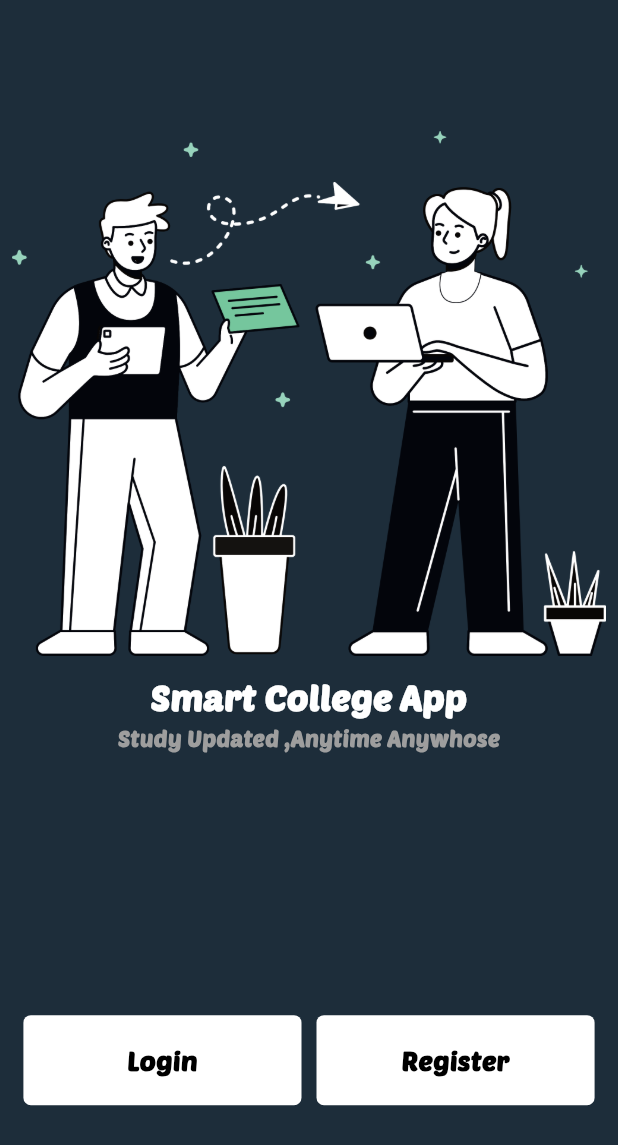
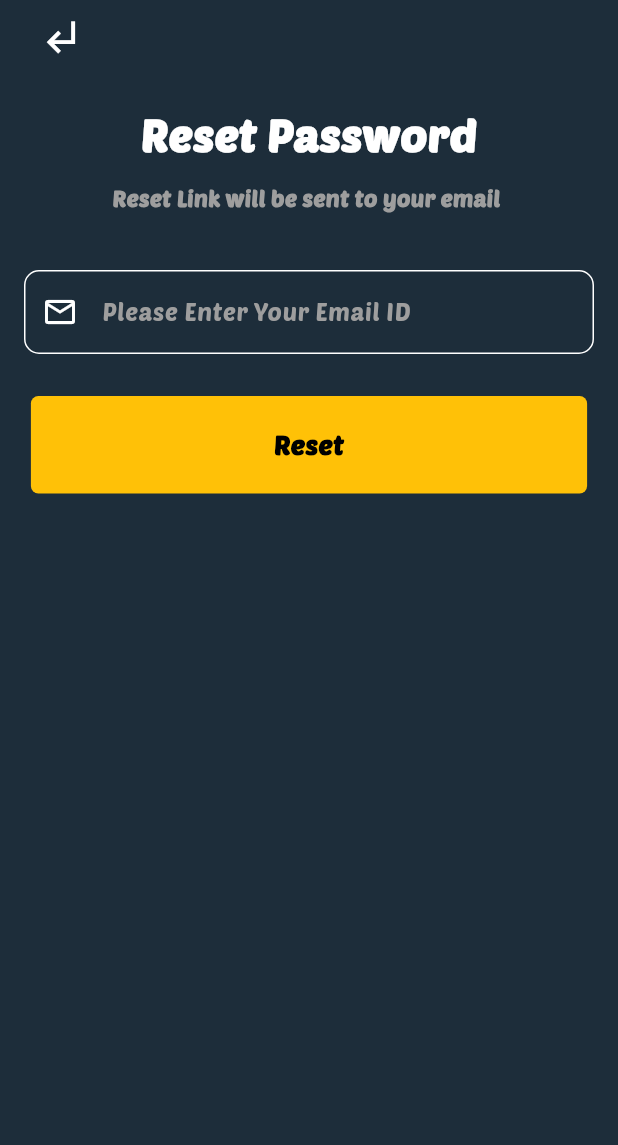
Before and after one commit to a7med-offical/smart_college_app, a Flutter app: the screen it shows after launch, on a phone screen of 412 x 824 dp. Shown: the top 1145 px of the screen. Run offline on Flutter 3.47's test engine with Material 3 defaults, Android fonts, the phone set to English and light mode, and no system bars.

Commit message:
regitser ,login, rest pass ==> finsh

```diff
--- a/lib/core/utils/Style.dart
+++ b/lib/core/utils/Style.dart
@@ -10,12 +10,20 @@ class Style {
   );
 
    static const font24 = TextStyle(
-    fontSize: 24,
+    fontSize: 28,
     fontWeight: FontWeight.bold,
     color: Colors.white,
     fontFamily: 'PoetsenOne-Regular',
 
   );
+   static const font28 = TextStyle(
+    fontSize: 30,
+    fontWeight: FontWeight.bold,
+    color: Colors.white,
+    fontFamily: 'PoetsenOne-Regular',
+
+  );
+
 
    static const font15 = TextStyle(
     fontSize: 15,
--- /dev/null
+++ b/lib/features/Auth/persenation/view/reset_pass.dart
@@ -0,0 +1,15 @@
+
+import 'package:flutter/material.dart';
+
+import 'widget/reset_password_body.dart';
+
+class ResetPassword extends StatelessWidget {
+  const ResetPassword({super.key});
+
+  @override
+  Widget build(BuildContext context) {
+    return Scaffold(
+      body: ResetPasswordBody(),
+    );
+  }
+}
--- a/lib/features/Auth/persenation/view/widget/Button_landing_widget.dart
+++ b/lib/features/Auth/persenation/view/widget/Button_landing_widget.dart
@@ -2,22 +2,25 @@ import 'package:flutter/material.dart';
 import 'package:smart_college_app/core/utils/Style.dart';
 
 class ClickedButton extends StatelessWidget {
-  const ClickedButton({
-    super.key,
-    required this.text
-  });
+  const ClickedButton({super.key, required this.text,required this.color, required this.height, required this.width});
 
- final String text;
+  final String text;
+  final Color color;
+  final double height;
+  final double width;
 
   @override
   Widget build(BuildContext context) {
     return Container(
-      height: 60,
-      width: MediaQuery.of(context).size.width * 0.45,
-      child:  Center(child: Text(text,style: Style.font18,)),
+      height: height,
+      width:width,
+      child: Center(
+          child: Text(
+        text,
+        style: Style.font18,
+      )),
       decoration: BoxDecoration(
-          borderRadius: BorderRadius.circular(5),
-          color: Colors.white),
+          borderRadius: BorderRadius.circular(5), color: color),
     );
   }
 }
--- /dev/null
+++ b/lib/features/Auth/persenation/view/widget/reset_password_body.dart
@@ -0,0 +1,47 @@
+import 'package:flutter/material.dart';
+
+import '../../../../../core/utils/Style.dart';
+import 'Button_landing_widget.dart';
+import 'text_field_widget.dart';
+
+class ResetPasswordBody extends StatelessWidget {
+  const ResetPasswordBody({super.key});
+
+  @override
+  Widget build(BuildContext context) {
+    return Padding(
+      padding: const EdgeInsets.symmetric(horizontal: 16),
+      child: Column(
+        children: [
+          const Align(
+            alignment: Alignment.bottomLeft,
+            child: IconButton(
+                onPressed: null,
+                icon: Icon(Icons.subdirectory_arrow_left_outlined,
+                    color: Colors.white, size: 30)),
+          ),
+          const SizedBox(
+            height: 20,
+          ),
+          const Text('Reset Password', style: Style.font28),
+          const SizedBox(height: 10),
+          const Text('Reset Link will be sent to your email ',
+              style: Style.font15),
+          const SizedBox(height: 30),
+          TextFieldWidget(
+            hint: 'Please Enter Your Email ID',
+            prefix: Icons.email_outlined,
+          ),
+          const SizedBox(height: 20),
+          ClickedButton(
+            text: 'Reset',
+            color: Colors.amber,
+            height: 65,
+            width: MediaQuery.of(context).size.width * 0.9,
+          ),
+          const SizedBox(height: 10),
+        ],
+      ),
+    );
+  }
+}
--- /dev/null
+++ b/lib/features/Auth/persenation/view/widget/text_field_widget.dart
@@ -0,0 +1,63 @@
+
+import 'package:flutter/material.dart';
+
+class TextFieldWidget extends StatelessWidget {
+  TextFieldWidget({
+    super.key,
+    this.hint,
+    this.prefix,
+    this.suffix,
+    this.onChanged
+
+  });
+
+  IconData? suffix;
+  IconData? prefix;
+  String? hint;
+  Function(String)? onChanged;
+  @override
+  Widget build(BuildContext context) {
+    return Padding(
+      padding: const EdgeInsets.symmetric(vertical: 8.0),
+      child: TextFormField(
+
+        cursorHeight: 100,
+        validator: (value) {
+          if (value!.isEmpty){
+        return 'field is required';
+          }
+        },
+        onChanged:onChanged ,
+        decoration: InputDecoration(
+            suffixIcon: Padding(
+              padding: const EdgeInsets.only(right:8.0),
+              child: Icon(suffix,color: Colors.white,),
+            ),
+            prefixIcon: Icon(prefix,color: Colors.white,),
+            border: OutlineInputBorder(
+              borderRadius: BorderRadius.circular(10),
+              borderSide: const BorderSide(
+                color: Colors.white,
+              ),
+            ),
+            enabledBorder: OutlineInputBorder(
+              borderRadius: BorderRadius.circular(10),
+              borderSide: const BorderSide(
+                color: Colors.white,
+              ),
+            ),
+
+            focusedBorder: OutlineInputBorder(
+              borderRadius: BorderRadius.circular(10),
+              borderSide: const BorderSide(
+                color: Colors.white,
+              ),
+            ),
+
+            hintText: hint,
+            hintStyle:
+                const TextStyle(color: Colors.grey, fontFamily: 'PoetsenOne-Regular')),
+      ),
+    );
+  }
+}
--- a/lib/main.dart
+++ b/lib/main.dart
@@ -1,5 +1,7 @@
 import 'package:flutter/material.dart';
-import 'package:smart_college_app/features/splash/view/splash_view.dart';
+
+import 'features/Auth/persenation/view/login_view.dart';
+import 'features/Auth/persenation/view/reset_pass.dart';
 
 void main() {
   runApp(const CollegeApp());
@@ -10,7 +12,7 @@ class CollegeApp extends StatelessWidget {
   @override
   Widget build(BuildContext context) {
     return MaterialApp(
-      home:const SplashView(),
+      home:const ResetPassword(),
       debugShowCheckedModeBanner: false,
       theme: ThemeData(
         scaffoldBackgroundColor: const Color.fromARGB(255, 29, 45, 58),
```
Also changed, not shown: lib/features/Auth/persenation/view/login_view.dart (added, +14 -0 lines), lib/features/Auth/persenation/view/register_view.dart (added, +15 -0 lines), lib/features/Auth/persenation/view/widget/landing_view_body.dart (+8 -2 lines), lib/features/Auth/persenation/view/widget/login_view_body.dart (added, +55 -0 lines), lib/features/Auth/persenation/view/widget/register_view_body.dart (added, +67 -0 lines), pubspec.yaml (+1 -6 lines), pubspec.lock.
